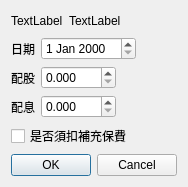
Old version of the form QtStockDividendEditDialog.ui in the repository foxking0416/PythonStockPrice.
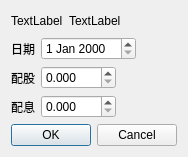
New version of the form.

Commit message: 股利是否扣除補充保費改為by account 設定

```diff
--- a/QtStockDividendEditDialog.ui
+++ b/QtStockDividendEditDialog.ui
@@ -7,7 +7,7 @@
     <x>0</x>
     <y>0</y>
     <width>185</width>
-    <height>185</height>
+    <height>157</height>
    </rect>
   </property>
   <property name="sizePolicy">
@@ -164,30 +164,6 @@
      </item>
     </layout>
    </item>
-   <item>
-    <layout class="QHBoxLayout" name="horizontalLayout_5">
-     <item>
-      <widget class="QCheckBox" name="qtExtraInsuranceFeeCheckBox">
-       <property name="text">
-        <string>是否須扣補充保費</string>
-       </property>
-      </widget>
-     </item>
-     <item>
-      <spacer name="horizontalSpacer_10">
-       <property name="orientation">
-        <enum>Qt::Horizontal</enum>
-       </property>
-       <property name="sizeHint" stdset="0">
-        <size>
-         <width>40</width>
-         <height>20</height>
-        </size>
-       </property>
-      </spacer>
-     </item>
-    </layout>
-   </item>
    <item>
     <widget class="QDialogButtonBox" name="qtOkButtonBox">
      <property name="layoutDirection">
```
The commit also changes 3 other files.
